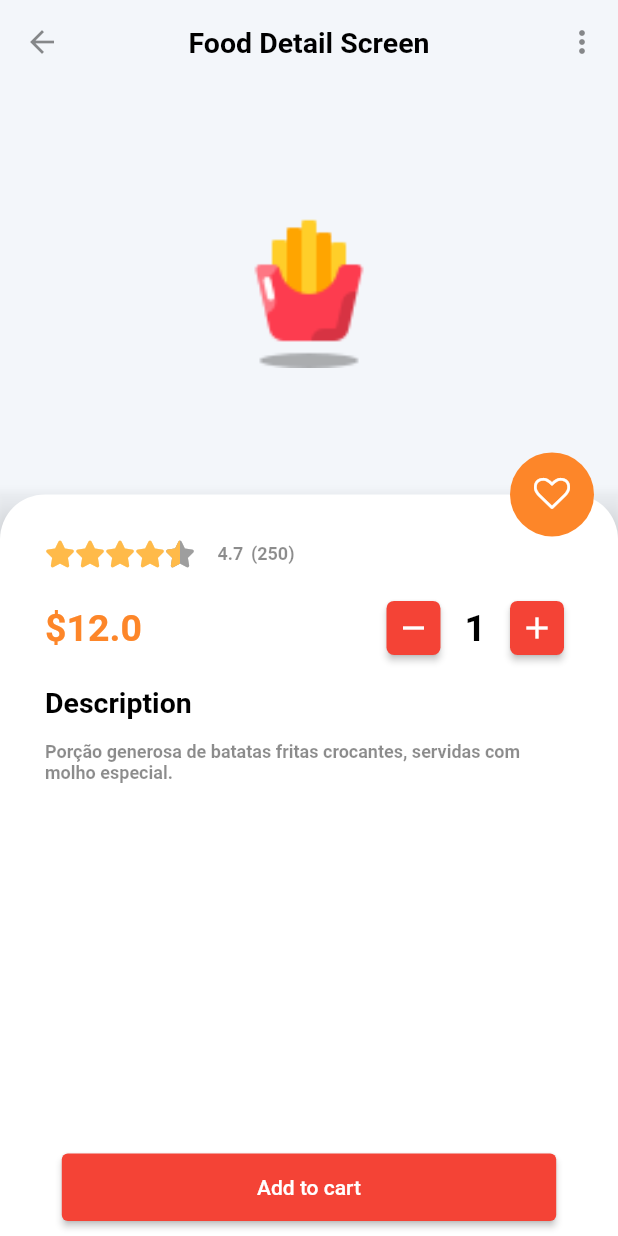
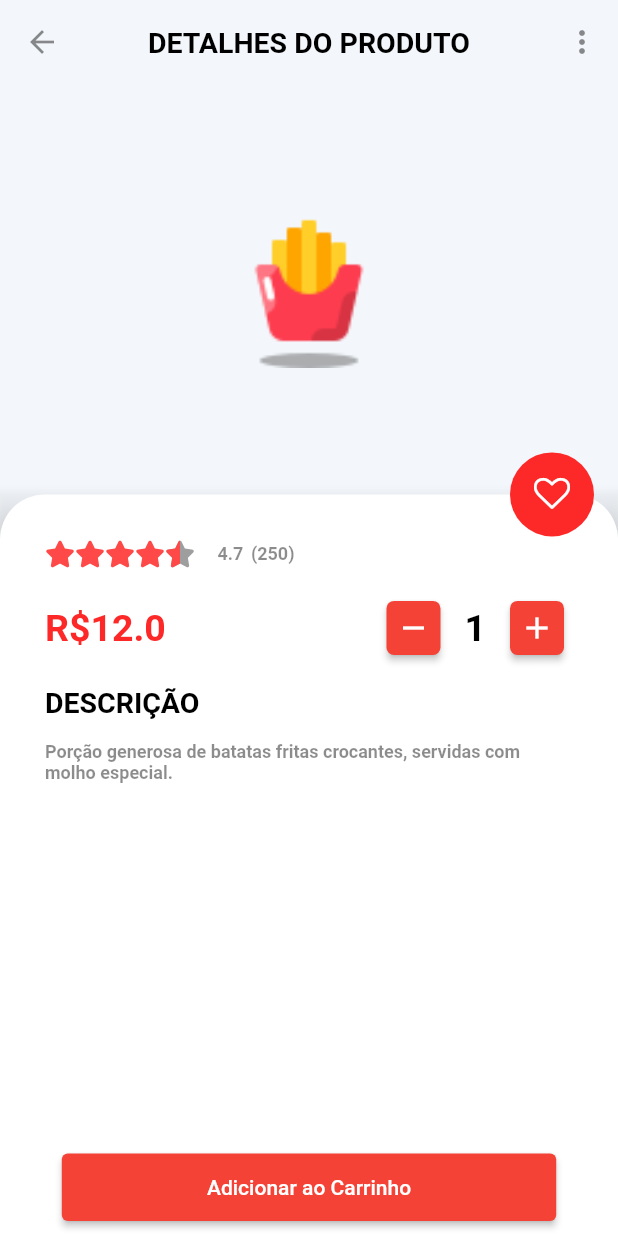
Before and after one commit to PedrooFerraz/Aplicativo-Flutter-DAMD-PUC, a Flutter app: the FoodDetailScreen screen opened directly with sample values from the repository, on a phone screen of 412 x 824 dp. Run offline on Flutter 3.47's test engine with Material 3 defaults, Android fonts, the phone set to English and light mode, and no system bars; drawn by our look-alikes of flutter_rating_bar; our stand-ins replace badges, font_awesome_flutter, get, simple_animations.

Commit message:
Update food_detail_screen.dart
Atualizando detalhes!

```diff
--- a/lib/src/view/screen/food_detail_screen.dart
+++ b/lib/src/view/screen/food_detail_screen.dart
@@ -23,7 +23,7 @@ class FoodDetailScreen extends StatelessWidget {
   PreferredSizeWidget _appBar(BuildContext context) {
     return AppBar(
       title: Text(
-        "Food Detail Screen",
+        "DETALHES DO PRODUTO",
         style: TextStyle(
           color: controller.isLightTheme ? Colors.black : Colors.white,
         ),
@@ -44,7 +44,7 @@ class FoodDetailScreen extends StatelessWidget {
   Widget fab(VoidCallback onPressed) {
     return FloatingActionButton(
       elevation: 0.0,
-      backgroundColor: LightThemeColor.accent,
+      backgroundColor: const Color.fromARGB(255, 253, 41, 41),
       onPressed: onPressed,
       child: food.isFavorite ? const Icon(AppIcon.heart) : const Icon(AppIcon.outlinedHeart),
     );
@@ -95,7 +95,7 @@ class FoodDetailScreen extends StatelessWidget {
                             ignoreGestures: true,
                             itemBuilder: (_, __) => const FaIcon(
                               FontAwesomeIcons.solidStar,
-                              color: LightThemeColor.yellow,
+                              color: Color.fromARGB(255, 255, 73, 73),
                             ),
                             onRatingUpdate: (rating) {},
                           ),
@@ -116,9 +116,9 @@ class FoodDetailScreen extends StatelessWidget {
                         mainAxisAlignment: MainAxisAlignment.spaceBetween,
                         children: [
                           Text(
-                            "\$${food.price}",
+                            "R\$${food.price}",
                             style: context.displayLarge.copyWith(
-                              color: LightThemeColor.accent,
+                              color: const Color.fromARGB(255, 253, 41, 41),
                             ),
                           ),
                           GetBuilder(
@@ -137,7 +137,7 @@ class FoodDetailScreen extends StatelessWidget {
                       ).fadeAnimation(0.6),
                       const SizedBox(height: 15),
                       Text(
-                        "Description",
+                        "DESCRIÇÃO",
                         style: context.displayMedium,
                       ).fadeAnimation(0.8),
                       const SizedBox(height: 15),
@@ -161,7 +161,7 @@ class FoodDetailScreen extends StatelessWidget {
                   child: ElevatedButton(
                     onPressed: () => controller.addToCart(food),
                     child: Text(
-                      "Add to cart",
+                      "Adicionar ao Carrinho",
                       style: TextStyle(
                         color: controller.isLightTheme ? Colors.white : Colors.black,
                       ),
```
